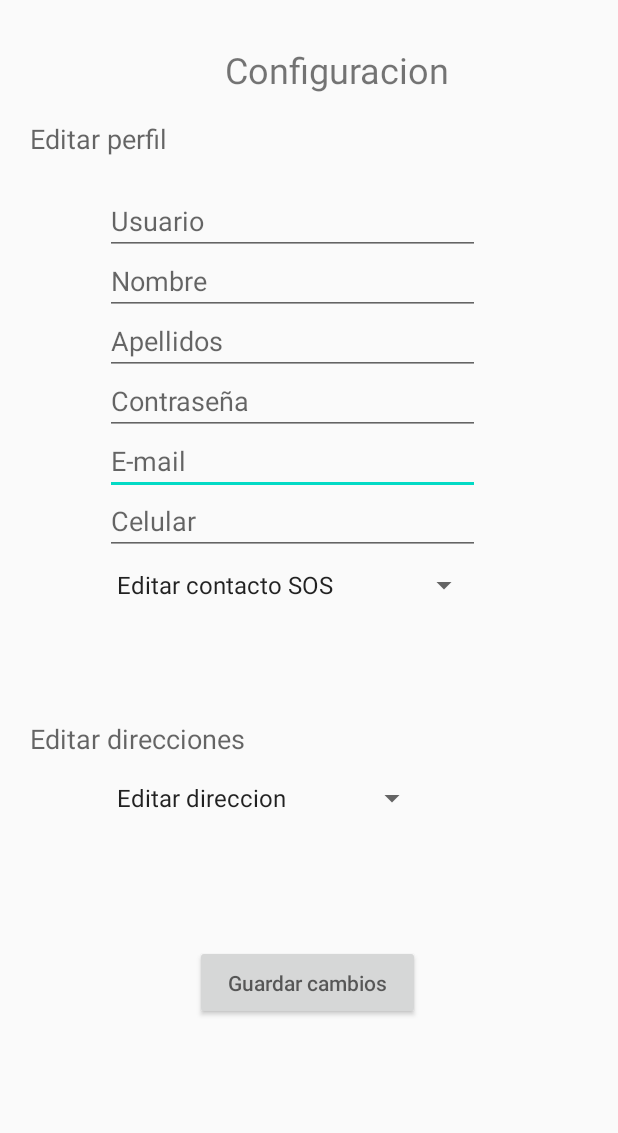
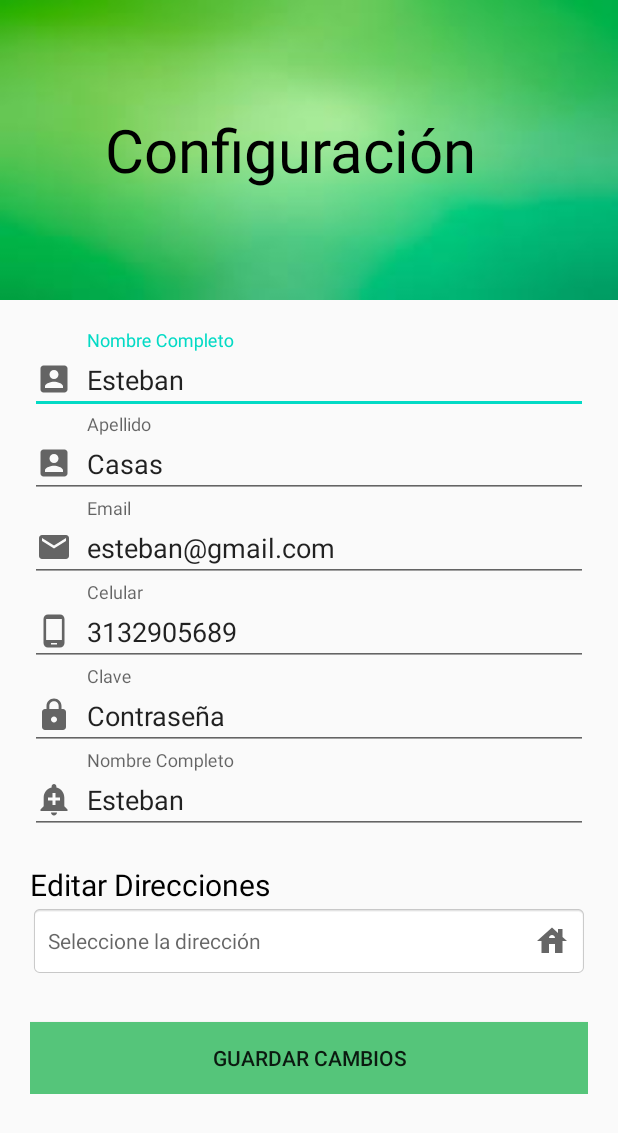
Before and after one commit to estebancasas9817/SecureBike, an Android app: the Configuracion screen opened directly, with no data from a screen before it, on a phone screen of 412 x 824 dp. Shown: the top 1133 px of the screen. Run offline under Robolectric (Android 15) with nearby library versions, the phone set to English and light mode, and no system bars.

Commit message:
Cambio Pantalla Configuración y Login

```diff
--- a/app/build.gradle
+++ b/app/build.gradle
@@ -26,8 +26,11 @@ dependencies {
     implementation fileTree(dir: "libs", include: ["*.jar"])
     implementation 'androidx.appcompat:appcompat:1.2.0'
     implementation 'androidx.constraintlayout:constraintlayout:2.0.4'
+    implementation 'com.google.android.material:material:1.0.0'
     testImplementation 'junit:junit:4.12'
     androidTestImplementation 'androidx.test.ext:junit:1.1.2'
     androidTestImplementation 'androidx.test.espresso:espresso-core:3.3.0'
+    implementation 'com.google.android.material:material:1.4.0-alpha01'
+    implementation 'com.android.support:design:30.0.0'
 
 }
--- a/app/src/main/java/com/company/securebike/Configuracion.java
+++ b/app/src/main/java/com/company/securebike/Configuracion.java
@@ -2,16 +2,87 @@ package com.company.securebike;
 
 import androidx.appcompat.app.AppCompatActivity;
 
+import android.app.Dialog;
 import android.content.Intent;
+import android.graphics.Color;
+import android.graphics.drawable.ColorDrawable;
 import android.os.Bundle;
+import android.text.Editable;
+import android.text.TextWatcher;
 import android.view.View;
+import android.widget.AdapterView;
+import android.widget.ArrayAdapter;
 import android.widget.Button;
+import android.widget.EditText;
+import android.widget.ListView;
+import android.widget.TextView;
+
+import java.util.ArrayList;
 
 public class Configuracion extends AppCompatActivity {
+
+    TextView seleccionarText;
+    ArrayList<String> arrayList;
+    Dialog dialog;
 
     @Override
     protected void onCreate(Bundle savedInstanceState) {
         super.onCreate(savedInstanceState);
         setContentView(R.layout.activity_configuracion);
+
+        seleccionarText = findViewById(R.id.selecionarTextView);
+
+        arrayList = new ArrayList<>();
+
+        arrayList.add("calle 152 #12c-30");
+        arrayList.add("calle 149 #27-12");
+        arrayList.add("calle 98 #7-24");
+        arrayList.add("calle 45 #7-13");
+
+        seleccionarText.setOnClickListener(new View.OnClickListener() {
+            @Override
+            public void onClick(View v) {
+                dialog = new Dialog(Configuracion.this);
+                dialog.setContentView(R.layout.dialog_search);
+                dialog.getWindow().setLayout(650,800);
+                dialog.getWindow().setBackgroundDrawable(new ColorDrawable(Color.TRANSPARENT));
+                dialog.show();
+
+
+                EditText editDireccion = dialog.findViewById(R.id.editDirecion);
+                ListView lista = dialog.findViewById(R.id.lista);
+
+
+                final ArrayAdapter<String> adapter = new ArrayAdapter<>(Configuracion.this, android.R.layout.simple_list_item_1,arrayList);
+                lista.setAdapter(adapter);
+
+                editDireccion.addTextChangedListener(new TextWatcher() {
+                    @Override
+                    public void beforeTextChanged(CharSequence s, int start, int count, int after) {
+
+                    }
+
+                    @Override
+                    public void onTextChanged(CharSequence s, int start, int before, int count) {
+                        adapter.getFilter().filter(s);
+                    }
+
+                    @Override
+                    public void afterTextChanged(Editable s) {
+
+                    }
+                });
+
+                lista.setOnItemClickListener(new AdapterView.OnItemClickListener() {
+                    @Override
+                    public void onItemClick(AdapterView<?> parent, View view, int position, long id) {
+                        seleccionarText.setText(adapter.getItem(position));
+
+                        dialog.dismiss();
+                    }
+                });
+
+            }
+        });
     }
 }
--- /dev/null
+++ b/app/src/main/res/drawable/ic_house.xml
@@ -0,0 +1,10 @@
+<vector xmlns:android="http://schemas.android.com/apk/res/android"
+    android:width="24dp"
+    android:height="24dp"
+    android:viewportWidth="24"
+    android:viewportHeight="24"
+    android:tint="?attr/colorControlNormal">
+  <path
+      android:fillColor="@android:color/white"
+      android:pathData="M19,9.3V4h-3v2.6L12,3L2,12h3v8h5v-6h4v6h5v-8h3L19,9.3zM10,10c0,-1.1 0.9,-2 2,-2s2,0.9 2,2H10z"/>
+</vector>
--- /dev/null
+++ b/app/src/main/res/drawable/ic_sos.xml
@@ -0,0 +1,10 @@
+<vector xmlns:android="http://schemas.android.com/apk/res/android"
+    android:width="24dp"
+    android:height="24dp"
+    android:viewportWidth="24"
+    android:viewportHeight="24"
+    android:tint="?attr/colorControlNormal">
+  <path
+      android:fillColor="@android:color/white"
+      android:pathData="M10.01,21.01c0,1.1 0.89,1.99 1.99,1.99s1.99,-0.89 1.99,-1.99h-3.98zM18.88,16.82L18.88,11c0,-3.25 -2.25,-5.97 -5.29,-6.69v-0.72C13.59,2.71 12.88,2 12,2s-1.59,0.71 -1.59,1.59v0.72C7.37,5.03 5.12,7.75 5.12,11v5.82L3,18.94L3,20h18v-1.06l-2.12,-2.12zM16,13.01h-3v3h-2v-3L8,13.01L8,11h3L11,8h2v3h3v2.01z"/>
+</vector>
--- a/app/src/main/res/layout/activity_configuracion.xml
+++ b/app/src/main/res/layout/activity_configuracion.xml
@@ -1,150 +1,155 @@
 <?xml version="1.0" encoding="utf-8"?>
-<RelativeLayout xmlns:app="http://schemas.android.com/apk/res-auto"
+<LinearLayout xmlns:android="http://schemas.android.com/apk/res/android"
+    xmlns:app="http://schemas.android.com/apk/res-auto"
     android:layout_height="match_parent"
     android:layout_width="match_parent"
-    xmlns:android="http://schemas.android.com/apk/res/android" >
+    xmlns:tools="http://schemas.android.com/tools"
+    android:orientation="vertical"
+    tools:context=".Configuracion">
+
+    <RelativeLayout
+        android:layout_width="match_parent"
+        android:layout_height="200dp"
+        android:background="@drawable/degradado"
+        android:padding="20dp">
+
+        <TextView
+            android:layout_width="wrap_content"
+            android:layout_height="wrap_content"
+            android:layout_centerVertical="true"
+            android:layout_marginLeft="50dp"
+            android:text="Configuración"
+            android:textColor="#000"
+            android:textSize="40dp" />
 
 
-    <Spinner
-        android:id="@+id/spinner2"
-        android:layout_width="215dp"
-        android:layout_height="wrap_content"
-        android:layout_alignParentStart="true"
-        android:layout_alignParentLeft="true"
-        android:layout_alignParentTop="true"
-        android:layout_marginStart="70dp"
-        android:layout_marginLeft="70dp"
-        android:layout_marginTop="520dp"
-        android:entries="@array/Direcciones" />
+    </RelativeLayout>
 
-    <TextView
-        android:id="@+id/textView3"
-        android:layout_width="150dp"
-        android:layout_height="30dp"
-        android:layout_alignParentStart="true"
-        android:layout_alignParentTop="true"
-        android:layout_marginStart="20dp"
-        android:layout_marginTop="480dp"
-        android:hint="@string/textView3"
-        android:textSize="18sp" />
 
-    <EditText
-        android:id="@+id/editText4"
-        android:layout_width="250dp"
-        android:layout_height="40dp"
-        android:layout_alignParentStart="true"
-        android:layout_alignParentTop="true"
-        android:layout_marginStart="70dp"
-        android:layout_marginTop="290dp"
-        android:ems="10"
-        android:hint="@string/editText4"
-        android:inputType="textPersonName" />
+    <ScrollView
+        android:layout_width="match_parent"
+        android:layout_height="wrap_content">
+        <LinearLayout
+            android:layout_width="match_parent"
+            android:layout_height="wrap_content"
+            android:padding="20dp"
+            android:orientation="vertical">
 
-    <EditText
-        android:id="@+id/editText5"
-        android:layout_width="250dp"
-        android:layout_height="40dp"
-        android:layout_alignParentStart="true"
-        android:layout_alignParentTop="true"
-        android:layout_marginStart="70dp"
-        android:layout_marginTop="330dp"
-        android:ems="10"
-        android:inputType="textPersonName"
-        android:hint="@string/editText5" />
+            <com.google.android.material.textfield.TextInputLayout
+                android:layout_width="match_parent"
+                android:layout_height="wrap_content"
+                android:hint="Nombre Completo">
 
-    <Button
-        android:id="@+id/button2"
-        android:layout_width="150dp"
-        android:layout_height="50dp"
-        android:layout_alignParentStart="true"
-        android:layout_alignParentTop="true"
-        android:layout_marginStart="130dp"
-        android:layout_marginTop="630dp"
-        android:hint="@string/button2" />
+                <com.google.android.material.textfield.TextInputEditText
+                    android:layout_width= "match_parent"
+                    android:layout_height= "wrap_content"
+                    android:drawableLeft="@drawable/ic_usuari"
+                    android:drawablePadding="10dp"
+                    android:text="Esteban"/>
 
-    <TextView
-        android:id="@+id/textView"
-        android:layout_width="150dp"
-        android:layout_height="40dp"
-        android:layout_alignParentStart="true"
-        android:layout_alignParentLeft="true"
-        android:layout_alignParentTop="true"
-        android:layout_marginStart="150dp"
-        android:layout_marginLeft="150dp"
-        android:layout_marginTop="30dp"
-        android:text="@string/textView"
-        android:textSize="24sp" />
+            </com.google.android.material.textfield.TextInputLayout>
 
-    <TextView
-        android:id="@+id/textView2"
-        android:layout_width="110dp"
-        android:layout_height="30dp"
-        android:layout_alignParentStart="true"
-        android:layout_alignParentLeft="true"
-        android:layout_alignParentTop="true"
-        android:layout_marginStart="20dp"
-        android:layout_marginLeft="20dp"
-        android:layout_marginTop="80dp"
-        android:hint="@string/textView2"
-        android:textSize="18sp" />
+            <com.google.android.material.textfield.TextInputLayout
+                android:layout_width="match_parent"
+                android:layout_height="wrap_content"
+                android:hint="Apellido">
 
-    <EditText
-        android:id="@+id/editText"
-        android:layout_width="250dp"
-        android:layout_height="40dp"
-        android:layout_alignParentStart="true"
-        android:layout_alignParentTop="true"
-        android:layout_marginStart="70dp"
-        android:layout_marginTop="130dp"
-        android:ems="10"
-        android:hint="@string/editText"
-        android:inputType="textPersonName" />
+                <com.google.android.material.textfield.TextInputEditText
+                    android:layout_width= "match_parent"
+                    android:layout_height= "wrap_content"
+                    android:drawableLeft="@drawable/ic_usuari"
+                    android:drawablePadding="10dp"
+                    android:text="Casas"/>
 
-    <EditText
-        android:id="@+id/editText2"
-        android:layout_width="250dp"
-        android:layout_height="40dp"
-        android:layout_alignParentStart="true"
-        android:layout_alignParentTop="true"
-        android:layout_marginStart="70dp"
-        android:layout_marginTop="170dp"
-        android:ems="10"
-        android:hint="@string/editText2"
-        android:inputType="textPersonName" />
+            </com.google.android.material.textfield.TextInputLayout>
 
-    <EditText
-        android:id="@+id/editText3"
-        android:layout_width="250dp"
-        android:layout_height="40dp"
-        android:layout_alignParentStart="true"
-        android:layout_alignParentTop="true"
-        android:layout_marginStart="70dp"
-        android:layout_marginTop="210dp"
-        android:ems="10"
-        android:hint="@string/editText3"
-        android:inputType="textPersonName" />
+            <com.google.android.material.textfield.TextInputLayout
+                android:layout_width="match_parent"
+                android:layout_height="wrap_content"
+                android:hint="Email">
 
-    <EditText
-        android:id="@+id/editText6"
-        android:layout_width="250dp"
-        android:layout_height="40dp"
-        android:layout_alignParentStart="true"
-        android:layout_alignParentTop="true"
-        android:layout_marginStart="70dp"
-        android:layout_marginTop="250dp"
-        android:ems="10"
-        android:inputType="textPassword"
-        android:hint="@string/editText6"/>
+                <com.google.android.material.textfield.TextInputEditText
+                    android:layout_width= "match_parent"
+                    android:layout_height= "wrap_content"
+                    android:drawableLeft="@drawable/ic_mail"
+                    android:drawablePadding="10dp"
+                    android:text="esteban@gmail.com"/>
 
-    <Spinner
-        android:id="@+id/spinner"
-        android:layout_width="250dp"
-        android:layout_height="40dp"
-        android:layout_alignParentStart="true"
-        android:layout_alignParentLeft="true"
-        android:layout_alignParentTop="true"
-        android:layout_marginStart="70dp"
-        android:layout_marginLeft="70dp"
-        android:layout_marginTop="370dp"
-        android:entries="@array/contactos" />
-</RelativeLayout>
+            </com.google.android.material.textfield.TextInputLayout>
+
+            <com.google.android.material.textfield.TextInputLayout
+                android:layout_width="match_parent"
+                android:layout_height="wrap_content"
+                android:hint="Celular">
+
+                <com.google.android.material.textfield.TextInputEditText
+                    android:layout_width= "match_parent"
+                    android:layout_height= "wrap_content"
+                    android:drawableLeft="@drawable/ic_phone"
+                    android:drawablePadding="10dp"
+                    android:text="3132905689"/>
+
+            </com.google.android.material.textfield.TextInputLayout>
+
+            <com.google.android.material.textfield.TextInputLayout
+                android:layout_width="match_parent"
+                android:layout_height="wrap_content"
+                android:hint="Clave">
+
+                <com.google.android.material.textfield.TextInputEditText
+                    android:layout_width= "match_parent"
+                    android:layout_height= "wrap_content"
+                    android:drawableLeft="@drawable/ic_clave"
+                    android:drawablePadding="10dp"
+                    android:text="Contraseña"/>
+
+            </com.google.android.material.textfield.TextInputLayout>
+
+            <com.google.android.material.textfield.TextInputLayout
+                android:layout_width="match_parent"
+                android:layout_height="wrap_content"
+                android:hint="Nombre Completo">
+
+                <com.google.android.material.textfield.TextInputEditText
+                    android:layout_width= "match_parent"
+                    android:layout_height= "wrap_content"
+                    android:drawableLeft="@drawable/ic_sos"
+                    android:drawablePadding="10dp"
+                    android:text="Esteban"/>
+
+            </com.google.android.material.textfield.TextInputLayout>
+
+            <TextView
+                android:layout_width="match_parent"
+                android:layout_height="wrap_content"
+                android:text="Editar Direcciones"
+                android:textColor="#000"
+                android:textSize="20dp"
+                android:layout_marginTop="20dp"/>
+
+            <TextView
+                android:layout_width="match_parent"
+                android:layout_height="wrap_content"
+                android:id="@+id/selecionarTextView"
+                android:hint="Seleccione la dirección"
+                android:textColor="#000"
+                android:padding="12dp"
+                android:gravity="center_vertical"
+                android:drawableEnd="@drawable/ic_house"
+                android:background="@android:drawable/editbox_background"
+                app:drawableRightCompat="@drawable/ic_house"
+                android:drawableRight="@drawable/ic_house" />
+
+            <Button
+                android:background="#55c57a"
+                android:layout_height="wrap_content"
+                android:layout_marginTop="30dp"
+                android:layout_width="match_parent"
+                android:text="Guardar Cambios" />
+        </LinearLayout>
+
+    </ScrollView>
+
+
+
+</LinearLayout>
--- a/app/src/main/res/layout/activity_home.xml
+++ b/app/src/main/res/layout/activity_home.xml
@@ -61,6 +61,7 @@
         android:layout_width="wrap_content"
         android:layout_height="wrap_content"
         android:text="@string/b3"
+
         app:layout_constraintBottom_toBottomOf="parent"
         app:layout_constraintEnd_toEndOf="parent"
         app:layout_constraintHorizontal_bias="0.84"
```
Also changed, not shown: app/src/main/res/drawable/ic_baseline_contacts_24.xml (added, +10 -0 lines), app/src/main/res/drawable/ic_settings.xml (added, +10 -0 lines), app/src/main/res/layout/activity_login.xml (+51 -11 lines), app/src/main/res/layout/dialog_search.xml (added, +34 -0 lines).
